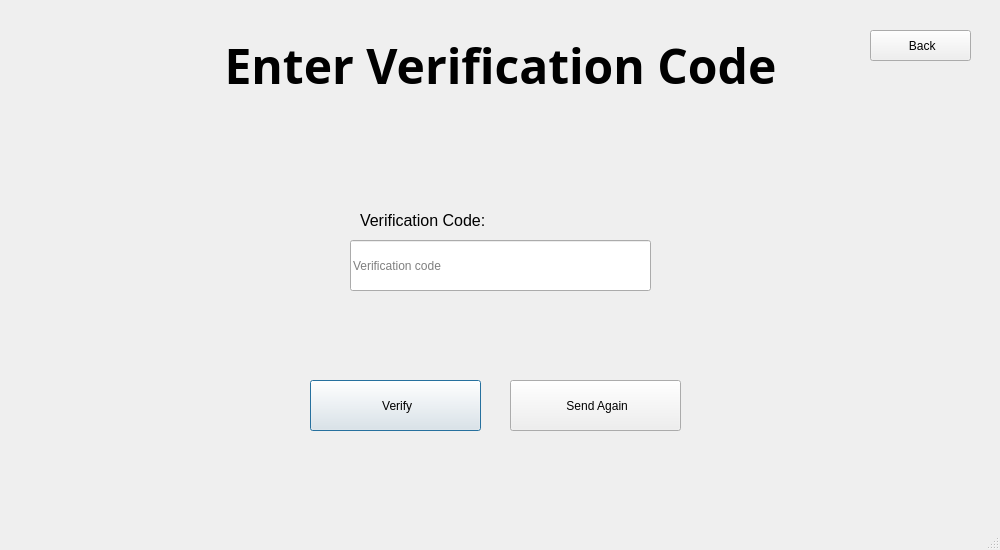
The window that Main/client/gui/ui/verification.ui (SuperName3102/Final-Project) describes before a commit, drawn with Qt 5.
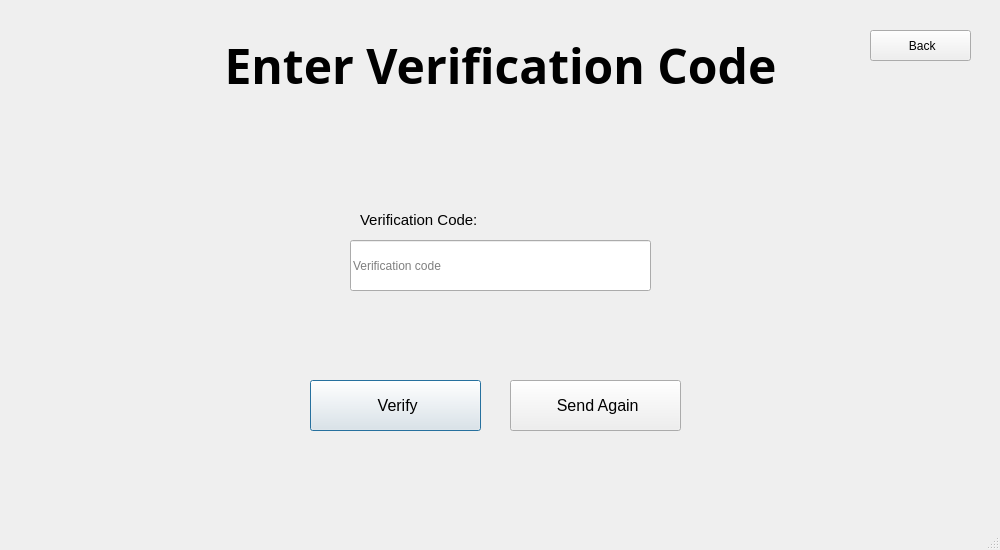
The same window after the commit.

Patch:
```diff
--- a/Main/client/gui/ui/verification.ui
+++ b/Main/client/gui/ui/verification.ui
@@ -101,8 +101,13 @@
       <height>21</height>
      </rect>
     </property>
+    <property name="font">
+     <font>
+      <pointsize>11</pointsize>
+     </font>
+    </property>
     <property name="text">
-     <string>&lt;html&gt;&lt;head/&gt;&lt;body&gt;&lt;p&gt;&lt;span style=&quot; font-size:12pt;&quot;&gt;Verification Code:&lt;/span&gt;&lt;/p&gt;&lt;/body&gt;&lt;/html&gt;</string>
+     <string>&lt;html&gt;&lt;head/&gt;&lt;body&gt;&lt;p&gt;&lt;span&gt;Verification Code:&lt;/span&gt;&lt;/p&gt;&lt;/body&gt;&lt;/html&gt;</string>
     </property>
     <property name="alignment">
      <set>Qt::AlignmentFlag::AlignLeading|Qt::AlignmentFlag::AlignLeft|Qt::AlignmentFlag::AlignVCenter</set>
@@ -139,6 +144,11 @@
       <height>51</height>
      </rect>
     </property>
+    <property name="font">
+     <font>
+      <pointsize>12</pointsize>
+     </font>
+    </property>
     <property name="styleSheet">
      <string notr="true"/>
     </property>
@@ -164,6 +174,11 @@
       <height>51</height>
      </rect>
     </property>
+    <property name="font">
+     <font>
+      <pointsize>12</pointsize>
+     </font>
+    </property>
     <property name="styleSheet">
      <string notr="true"/>
     </property>
```
